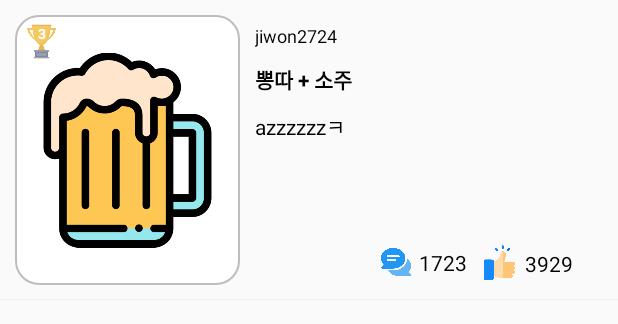
After one commit to jiwon2724/drinkProject, an Android app: the layout best_combination_recyclerview_items.xml on its own in the app's theme, with its tools: preview values and no code run, on a phone screen of 412 x 824 dp. The commit adds this screen. Shown: the top 324 px of the screen. Run offline under Robolectric (Android 15) with nearby library versions, the phone set to English and light mode, and no system bars.

Commit message:
음료 추천 ViewPager 좌, 우 preview 구현 이번달 꿀조합 RecyclerView 구현

```diff
--- a/app/src/main/res/layout/activity_drink_main.xml
+++ b/app/src/main/res/layout/activity_drink_main.xml
@@ -169,9 +169,10 @@
                 app:layout_constraintTop_toBottomOf="@+id/recommendViewPager" />
 
             <androidx.recyclerview.widget.RecyclerView
-                android:id="@+id/view8"
+                android:id="@+id/combinationRecyclerView"
                 android:layout_width="0dp"
                 android:layout_height="500dp"
+                android:layout_marginTop="20dp"
                 app:layout_constraintEnd_toEndOf="parent"
                 app:layout_constraintStart_toStartOf="parent"
                 app:layout_constraintTop_toBottomOf="@+id/drinkRankTextView" />
--- /dev/null
+++ b/app/src/main/res/layout/best_combination_recyclerview_items.xml
@@ -0,0 +1,145 @@
+<?xml version="1.0" encoding="utf-8"?>
+<androidx.constraintlayout.widget.ConstraintLayout xmlns:android="http://schemas.android.com/apk/res/android"
+    xmlns:app="http://schemas.android.com/apk/res-auto"
+    xmlns:tools="http://schemas.android.com/tools"
+    android:id="@+id/underView"
+    android:layout_width="match_parent"
+    android:layout_height="200dp">
+
+    <View
+        android:id="@+id/backgroundView"
+        android:layout_width="150dp"
+        android:layout_height="0dp"
+        android:layout_marginStart="10dp"
+        android:layout_marginTop="10dp"
+        android:layout_marginBottom="10dp"
+        android:background="@drawable/radius"
+        app:layout_constraintBottom_toBottomOf="parent"
+        app:layout_constraintStart_toStartOf="parent"
+        app:layout_constraintTop_toTopOf="parent" />
+
+    <ImageView
+        android:id="@+id/imageView7"
+        android:layout_width="35dp"
+        android:layout_height="35dp"
+        app:layout_constraintStart_toStartOf="@+id/backgroundView"
+        app:layout_constraintTop_toTopOf="@+id/backgroundView"
+        app:srcCompat="@drawable/trophy" />
+
+    <TextView
+        android:id="@+id/rankingTextView"
+        android:layout_width="wrap_content"
+        android:layout_height="wrap_content"
+        android:text="3"
+        android:textColor="#ffffff"
+        android:textSize="9dp"
+        android:textStyle="bold"
+        app:layout_constraintBottom_toBottomOf="@+id/imageView7"
+        app:layout_constraintEnd_toEndOf="@+id/imageView7"
+        app:layout_constraintStart_toStartOf="@+id/imageView7"
+        app:layout_constraintTop_toTopOf="@+id/imageView7"
+        app:layout_constraintVertical_bias="0.27" />
+
+    <TextView
+        android:id="@+id/menuTitleTextView"
+        android:layout_width="wrap_content"
+        android:layout_height="wrap_content"
+        android:layout_marginTop="10dp"
+        android:text="뽕따 + 소주"
+        android:textColor="#000000"
+        android:textStyle="bold"
+        app:layout_constraintStart_toStartOf="@+id/userIdTextView"
+        app:layout_constraintTop_toBottomOf="@+id/userIdTextView" />
+
+    <TextView
+        android:id="@+id/menuDescriptionTextView"
+        android:layout_width="0dp"
+        android:layout_height="0dp"
+        android:layout_marginTop="10dp"
+        android:layout_marginEnd="20dp"
+        android:layout_marginBottom="10dp"
+        android:text="azzzzzzㅋ"
+        android:textColor="#000000"
+        app:layout_constraintBottom_toTopOf="@+id/commentTextView"
+        app:layout_constraintEnd_toEndOf="parent"
+        app:layout_constraintStart_toStartOf="@+id/menuTitleTextView"
+        app:layout_constraintTop_toBottomOf="@+id/menuTitleTextView" />
+
+    <TextView
+        android:id="@+id/userIdTextView"
+        android:layout_width="wrap_content"
+        android:layout_height="wrap_content"
+        android:layout_marginStart="10dp"
+        android:layout_marginTop="5dp"
+        android:text="jiwon2724"
+        android:textColor="#000000"
+        android:textSize="12dp"
+        app:layout_constraintStart_toEndOf="@+id/backgroundView"
+        app:layout_constraintTop_toTopOf="@+id/backgroundView" />
+
+    <ImageView
+        android:id="@+id/imageView8"
+        android:layout_width="20dp"
+        android:layout_height="20dp"
+        android:layout_marginEnd="5dp"
+        android:layout_marginBottom="15dp"
+        app:layout_constraintBottom_toBottomOf="parent"
+        app:layout_constraintEnd_toStartOf="@+id/commentTextView"
+        app:srcCompat="@drawable/chat" />
+
+    <TextView
+        android:id="@+id/commentTextView"
+        android:layout_width="wrap_content"
+        android:layout_height="wrap_content"
+        android:layout_marginEnd="10dp"
+        android:text="1723"
+        android:textColor="#000000"
+        app:layout_constraintBottom_toBottomOf="@+id/imageView8"
+        app:layout_constraintEnd_toStartOf="@+id/imageView9"
+        app:layout_constraintTop_toTopOf="@+id/imageView8" />
+
+    <ImageView
+        android:id="@+id/imageView9"
+        android:layout_width="23dp"
+        android:layout_height="23dp"
+        android:layout_marginEnd="5dp"
+        app:layout_constraintBottom_toBottomOf="@+id/imageView8"
+        app:layout_constraintEnd_toStartOf="@+id/thumbsTextView"
+        app:layout_constraintTop_toTopOf="@+id/imageView8"
+        app:srcCompat="@drawable/like" />
+
+    <TextView
+        android:id="@+id/thumbsTextView"
+        android:layout_width="wrap_content"
+        android:layout_height="wrap_content"
+        android:layout_marginEnd="30dp"
+        android:text="3929"
+        android:textColor="#000000"
+        app:layout_constraintBottom_toBottomOf="@+id/imageView9"
+        app:layout_constraintEnd_toEndOf="parent"
+        app:layout_constraintTop_toTopOf="@+id/imageView9"
+        app:layout_constraintVertical_bias="0.7" />
+
+    <View
+        android:id="@+id/view7"
+        android:layout_width="wrap_content"
+        android:layout_height="0.5dp"
+        android:background="#eeeeee"
+        app:layout_constraintBottom_toBottomOf="parent"
+        app:layout_constraintEnd_toEndOf="parent"
+        app:layout_constraintStart_toStartOf="parent" />
+
+    <ImageView
+        android:id="@+id/rankingImageView"
+        android:layout_width="0dp"
+        android:layout_height="0dp"
+        android:layout_marginStart="10dp"
+        android:layout_marginTop="10dp"
+        android:layout_marginEnd="10dp"
+        android:layout_marginBottom="10dp"
+        app:layout_constraintBottom_toBottomOf="@+id/backgroundView"
+        app:layout_constraintEnd_toEndOf="@+id/backgroundView"
+        app:layout_constraintStart_toStartOf="@+id/backgroundView"
+        app:layout_constraintTop_toTopOf="@+id/backgroundView"
+        app:srcCompat="@drawable/beer" />
+</androidx.constraintlayout.widget.ConstraintLayout>
```
Also changed, not shown: app/src/main/java/com/example/drinkproject/DRINK/DrinkMainActivity.kt (+58 -4 lines), app/src/main/java/com/example/drinkproject/RESOURCE/ADAPTER/CombinationAdapter.kt (added, +49 -0 lines), app/src/main/java/com/example/drinkproject/RESOURCE/LISTCLASS/combination.kt (added, +11 -0 lines), app/src/main/res/values/dimens.xml (added, +7 -0 lines), app/src/main/res/drawable-v24/chat.png (added), app/src/main/res/drawable-v24/grape.PNG (added), app/src/main/res/drawable-v24/lemon.PNG (added), app/src/main/res/drawable-v24/like.png (added), app/src/main/res/drawable-v24/mango.PNG (added), app/src/main/res/drawable-v24/trophy.png (added), app/src/main/res/drawable/chat.png (added), app/src/main/res/drawable/grape.PNG (added), app/src/main/res/drawable/lemon.PNG (added), app/src/main/res/drawable/like.png (added), 2 more files.
